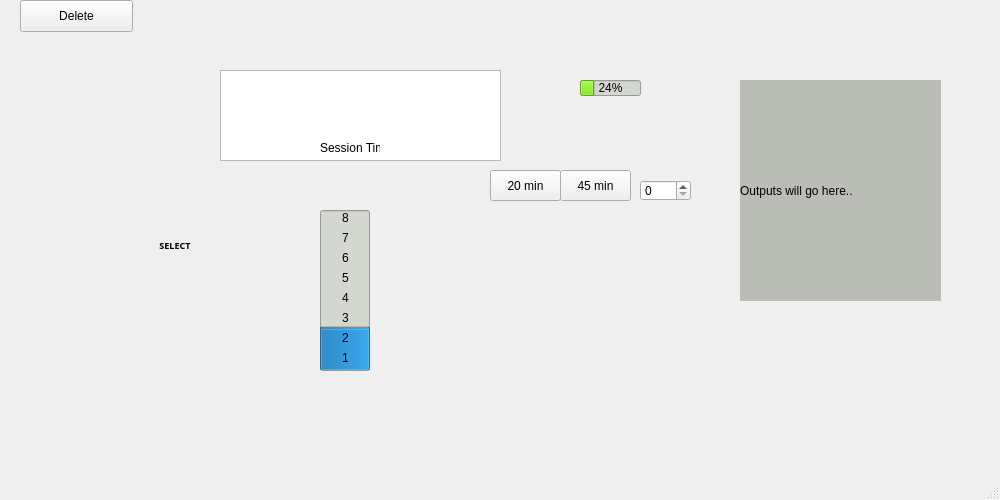
This is mainwindow.ui in jasonv94/COMP3004-Project as Qt 5 draws it before an edit. The edited form follows.
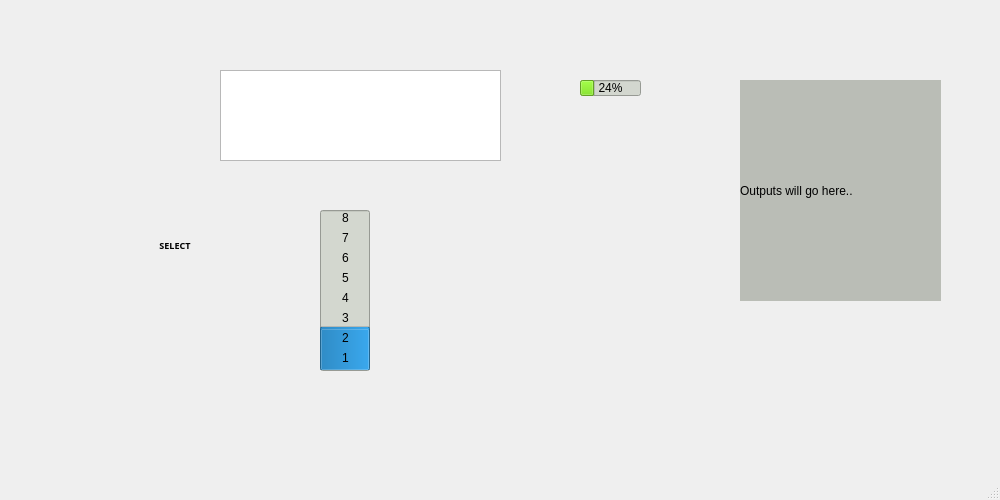
This is the edited form. Icons and pictures are not drawn.

Diff of the .ui file:
```diff
--- a/mainwindow.ui
+++ b/mainwindow.ui
@@ -947,71 +947,6 @@
      <set>Qt::AlignCenter</set>
     </property>
    </widget>
-   <widget class="QPushButton" name="pushButton">
-    <property name="geometry">
-     <rect>
-      <x>490</x>
-      <y>170</y>
-      <width>71</width>
-      <height>31</height>
-     </rect>
-    </property>
-    <property name="text">
-     <string>20 min</string>
-    </property>
-   </widget>
-   <widget class="QPushButton" name="pushButton_2">
-    <property name="geometry">
-     <rect>
-      <x>560</x>
-      <y>170</y>
-      <width>71</width>
-      <height>31</height>
-     </rect>
-    </property>
-    <property name="text">
-     <string>45 min</string>
-    </property>
-   </widget>
-   <widget class="QSpinBox" name="spinBox">
-    <property name="geometry">
-     <rect>
-      <x>640</x>
-      <y>180</y>
-      <width>51</width>
-      <height>21</height>
-     </rect>
-    </property>
-   </widget>
-   <widget class="QPushButton" name="deleteButton">
-    <property name="geometry">
-     <rect>
-      <x>20</x>
-      <y>0</y>
-      <width>113</width>
-      <height>32</height>
-     </rect>
-    </property>
-    <property name="text">
-     <string>Delete</string>
-    </property>
-   </widget>
-   <widget class="QLabel" name="label_9">
-    <property name="enabled">
-     <bool>true</bool>
-    </property>
-    <property name="geometry">
-     <rect>
-      <x>320</x>
-      <y>140</y>
-      <width>60</width>
-      <height>16</height>
-     </rect>
-    </property>
-    <property name="text">
-     <string>Session Tim</string>
-    </property>
-   </widget>
    <zorder>rmb</zorder>
    <zorder>menuWidget</zorder>
    <zorder>txtConsole</zorder>
```
Left out of the diff: 5 changed lines with no effect on the pictures.
